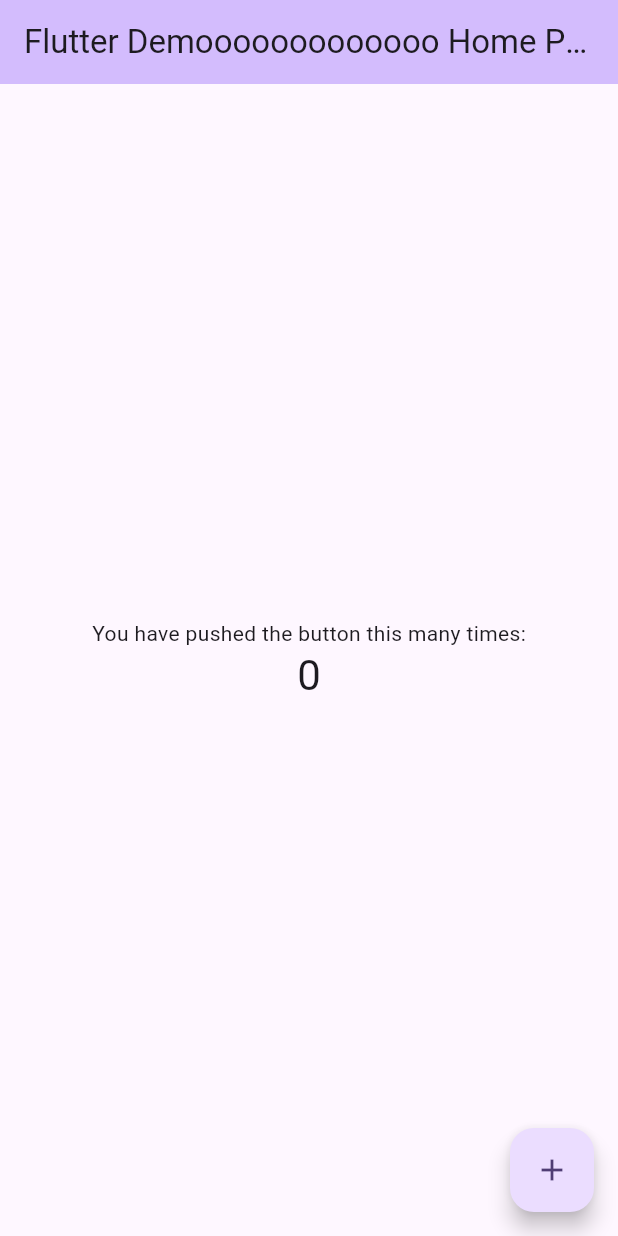
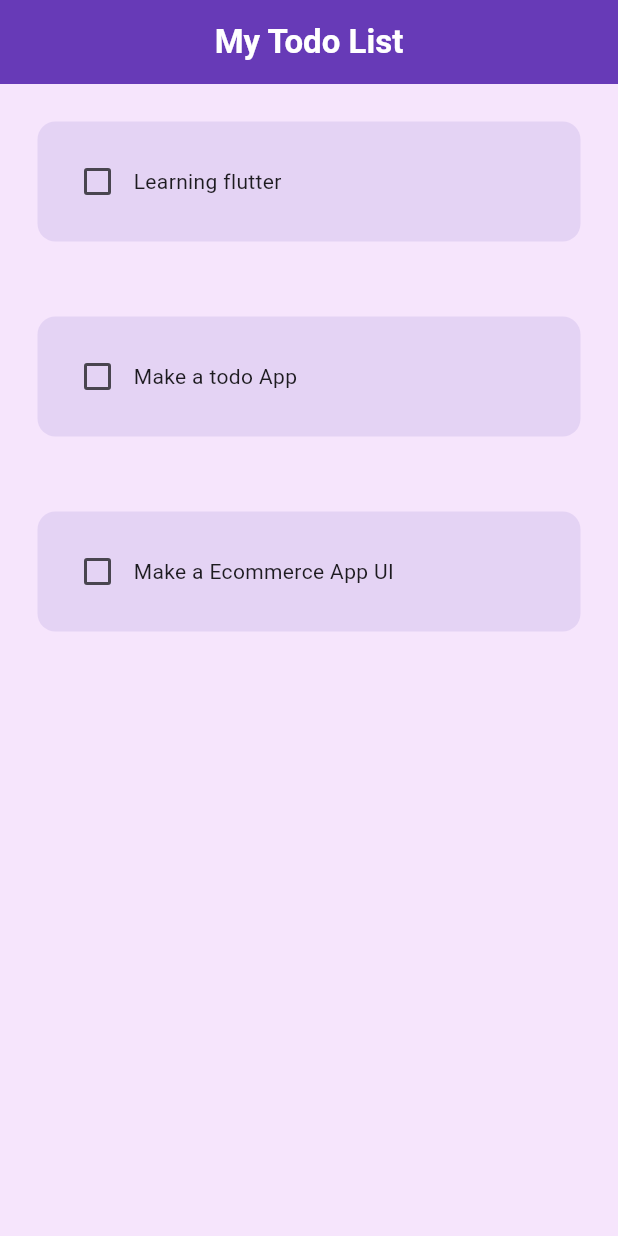
Before and after one commit to djeghlaflydia/TODO_APP, a Flutter app: the screen it shows after launch, on a phone screen of 412 x 824 dp. Run offline on Flutter 3.47's test engine with Material 3 defaults, Android fonts, the phone set to English and light mode, and no system bars.

Commit message:
main logic completed

```diff
--- /dev/null
+++ b/lib/home_page.dart
@@ -0,0 +1,50 @@
+import 'package:flutter/material.dart';
+import 'package:todo_app/todo_tile.dart';
+
+class HomePage extends StatefulWidget {
+  const HomePage({super.key});
+
+  @override
+  State<HomePage> createState() => _HomePageState();
+}
+
+class _HomePageState extends State<HomePage> {
+  //list of todo tasks
+  List toDoList = [
+    ["Learning flutter", false],
+    ["Make a todo App", false],
+    ["Make a Ecommerce App UI", false],
+  ];
+
+  //checkbox was tapped
+  void checkBoxChanged(bool? value, int index) {
+    setState(() {
+      toDoList[index][1] = !toDoList[index][1];
+    });
+  }
+
+  @override
+  Widget build(BuildContext context) {
+    return Scaffold(
+      backgroundColor: const Color.fromARGB(255, 246, 229, 252),
+      appBar: AppBar(
+        title: Text(
+          "My Todo List",
+          style: TextStyle(color: Colors.white, fontWeight: FontWeight.bold),
+        ),
+        centerTitle: true,
+        backgroundColor: Colors.deepPurple,
+      ),
+      body: ListView.builder(
+        itemCount: toDoList.length,
+        itemBuilder: (context, index) {
+          return TodoTile(
+            taskName: toDoList[index][0],
+            taskCompleted: toDoList[index][1],
+            onChanged: (value) => checkBoxChanged(value, index),
+          );
+        },
+      ),
+    );
+  }
+}
--- a/lib/main.dart
+++ b/lib/main.dart
@@ -1,4 +1,5 @@
 import 'package:flutter/material.dart';
+import 'package:todo_app/home_page.dart';
 
 void main() {
   runApp(const MyApp());
@@ -11,115 +12,9 @@ class MyApp extends StatelessWidget {
   @override
   Widget build(BuildContext context) {
     return MaterialApp(
-      title: 'Flutter Demooo',
-      theme: ThemeData(
-        // This is the theme of your application.
-        //
-        // TRY THIS: Try running your application with "flutter run". You'll see
-        // the application has a purple toolbar. Then, without quitting the app,
-        // try changing the seedColor in the colorScheme below to Colors.green
-        // and then invoke "hot reload" (save your changes or press the "hot
-        // reload" button in a Flutter-supported IDE, or press "r" if you used
-        // the command line to start the app).
-        //
-        // Notice that the counter didn't reset back to zero; the application
-        // state is not lost during the reload. To reset the state, use hot
-        // restart instead.
-        //
-        // This works for code too, not just values: Most code changes can be
-        // tested with just a hot reload.
-        colorScheme: ColorScheme.fromSeed(seedColor: Colors.deepPurple),
-        useMaterial3: true,
-      ),
-      home: const MyHomePage(title: 'Flutter Demooooooooooooo Home Page'),
-    );
+      debugShowCheckedModeBanner: false,
+      home: HomePage(),
+      theme: ThemeData(primarySwatch: Colors.deepPurple),
+      );
   }
 }
-
-class MyHomePage extends StatefulWidget {
-  const MyHomePage({super.key, required this.title});
-
-  // This widget is the home page of your application. It is stateful, meaning
-  // that it has a State object (defined below) that contains fields that affect
-  // how it looks.
-
-  // This class is the configuration for the state. It holds the values (in this
-  // case the title) provided by the parent (in this case the App widget) and
-  // used by the build method of the State. Fields in a Widget subclass are
-  // always marked "final".
-
-  final String title;
-
-  @override
-  State<MyHomePage> createState() => _MyHomePageState();
-}
-
-class _MyHomePageState extends State<MyHomePage> {
-  int _counter = 0;
-
-  void _incrementCounter() {
-    setState(() {
-      // This call to setState tells the Flutter framework that something has
-      // changed in this State, which causes it to rerun the build method below
-      // so that the display can reflect the updated values. If we changed
-      // _counter without calling setState(), then the build method would not be
-      // called again, and so nothing would appear to happen.
-      _counter++;
-    });
-  }
-
-  @override
-  Widget build(BuildContext context) {
-    // This method is rerun every time setState is called, for instance as done
-    // by the _incrementCounter method above.
-    //
-    // The Flutter framework has been optimized to make rerunning build methods
-    // fast, so that you can just rebuild anything that needs updating rather
-    // than having to individually change instances of widgets.
-    return Scaffold(
-      appBar: AppBar(
-        // TRY THIS: Try changing the color here to a specific color (to
-        // Colors.amber, perhaps?) and trigger a hot reload to see the AppBar
-        // change color while the other colors stay the same.
-        backgroundColor: Theme.of(context).colorScheme.inversePrimary,
-        // Here we take the value from the MyHomePage object that was created by
-        // the App.build method, and use it to set our appbar title.
-        title: Text(widget.title),
-      ),
-      body: Center(
-        // Center is a layout widget. It takes a single child and positions it
-        // in the middle of the parent.
-        child: Column(
-          // Column is also a layout widget. It takes a list of children and
-          // arranges them vertically. By default, it sizes itself to fit its
-          // children horizontally, and tries to be as tall as its parent.
-          //
-          // Column has various properties to control how it sizes itself and
-          // how it positions its children. Here we use mainAxisAlignment to
-          // center the children vertically; the main axis here is the vertical
-          // axis because Columns are vertical (the cross axis would be
-          // horizontal).
-          //
-          // TRY THIS: Invoke "debug painting" (choose the "Toggle Debug Paint"
-          // action in the IDE, or press "p" in the console), to see the
-          // wireframe for each widget.
-          mainAxisAlignment: MainAxisAlignment.center,
-          children: <Widget>[
-            const Text(
-              'You have pushed the button this many times:',
-            ),
-            Text(
-              '$_counter',
-              style: Theme.of(context).textTheme.headlineMedium,
-            ),
-          ],
-        ),
-      ),
-      floatingActionButton: FloatingActionButton(
-        onPressed: _incrementCounter,
-        tooltip: 'Increment',
-        child: const Icon(Icons.add),
-      ), // This trailing comma makes auto-formatting nicer for build methods.
-    );
-  }
-}
--- /dev/null
+++ b/lib/todo_tile.dart
@@ -0,0 +1,35 @@
+import 'package:flutter/material.dart';
+
+class TodoTile extends StatelessWidget {
+  final String taskName;
+  final bool taskCompleted;
+  Function(bool?)? onChanged;
+
+  TodoTile(
+      {super.key,
+      required this.taskName,
+      required this.taskCompleted,
+      required this.onChanged});
+
+  @override
+  Widget build(BuildContext context) {
+    return Padding(
+      padding: const EdgeInsets.all(25.0),
+      child: Container(
+        padding: EdgeInsets.all(16),
+        child: Row(
+          children: [
+            //checkbox
+            Checkbox(value: taskCompleted, onChanged: onChanged),
+
+            //task name
+            Text(taskName),
+          ],
+        ),
+        decoration: BoxDecoration(
+            color: const Color.fromARGB(80, 190, 171, 227),
+            borderRadius: BorderRadius.circular(12)),
+      ),
+    );
+  }
+}
```
